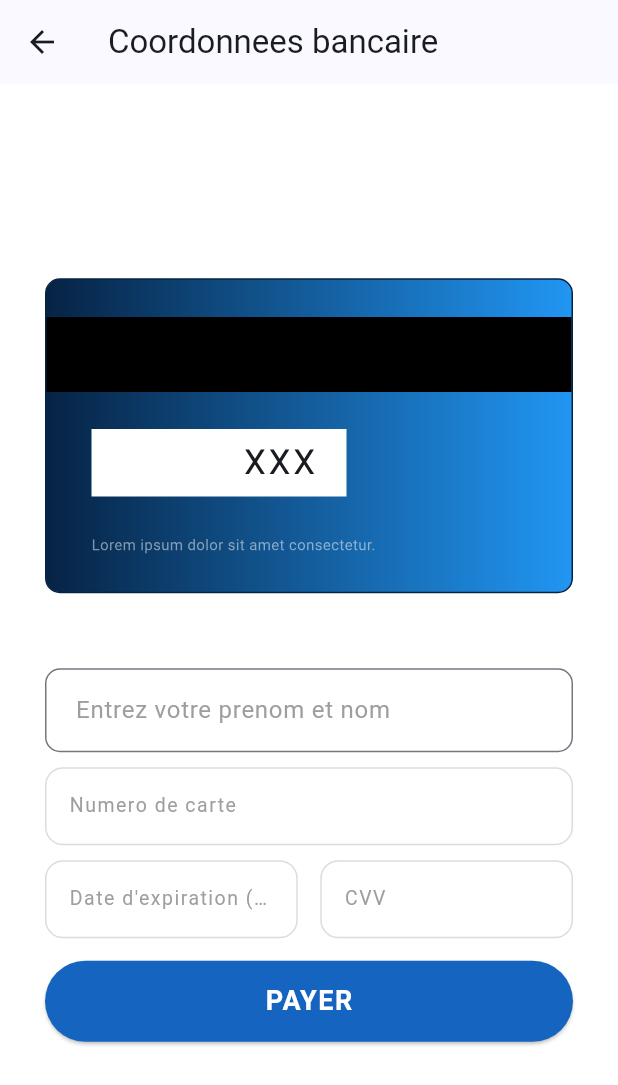
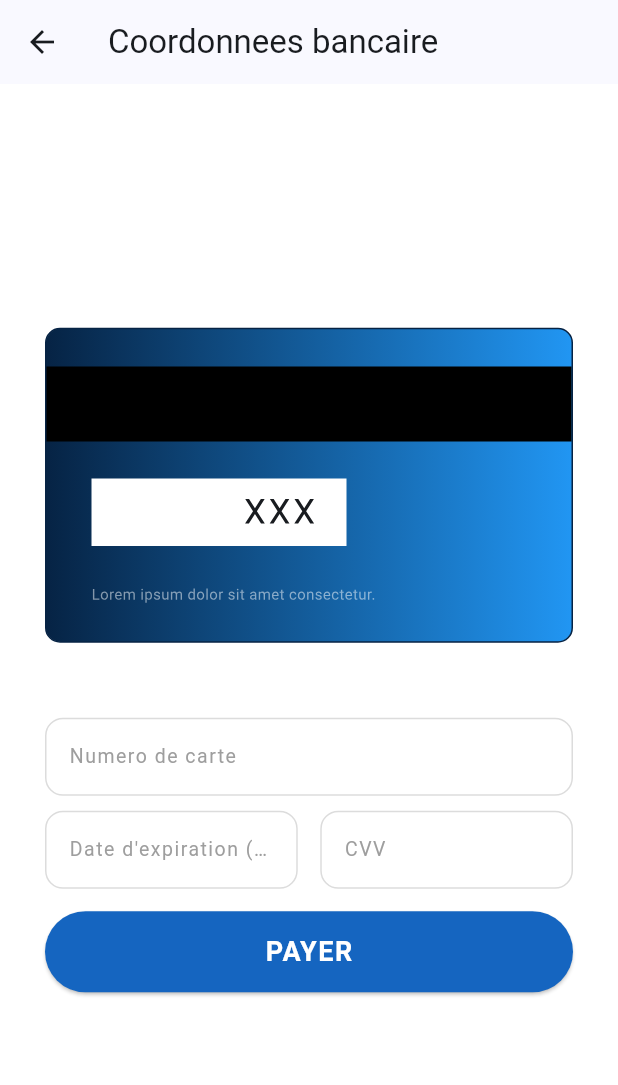
Before and after one commit to latyr0503/doctor_app_, a Flutter app: the CardPage screen opened directly, after a tap on "Carte Bancaire", on a phone screen of 412 x 824 dp. Shown: the top 1085 px of the screen. Run offline on Flutter 3.47's test engine with Material 2 defaults, Android fonts, the phone set to English and light mode, and no system bars; our stand-ins replace flutter_rating_bar, get, iconsax, introduction_screen, shared_preferences; accounts and stored records are empty.

```diff
--- a/lib/pages/card_page/card/credit_card.dart
+++ b/lib/pages/card_page/card/credit_card.dart
@@ -1,17 +1,17 @@
 import 'dart:math';
-
 import 'package:flutter/cupertino.dart';
-
 import 'back.dart';
 import 'front.dart';
 
 class CreditCard extends StatefulWidget {
+  // final String name;
   final String cvv;
   final String number;
   final String expiry;
 
   const CreditCard({
     Key? key,
+    // required this.name,
     required this.cvv,
     required this.number,
     required this.expiry,
--- a/lib/pages/card_page/card_page.dart
+++ b/lib/pages/card_page/card_page.dart
@@ -94,18 +94,6 @@ class _CardPageState extends State<CardPage> {
                 Form(
                     child: Column(
                   children: [
-                    const TextField(
-                      // controller: ,
-                      decoration: InputDecoration(
-                        hintText: " Entrez votre prenom et nom",
-                        hintStyle: TextStyle(color: Colors.grey),
-                        border: OutlineInputBorder(
-                            borderRadius:
-                                BorderRadius.all(Radius.circular(10.0)),
-                            borderSide: BorderSide(color: Colors.black38)),
-                      ),
-                    ),
-                    const SizedBox(height: 10),
                     input(
                       placeHolder: 'Numero de carte',
                       controller: _noCTRL,
```
